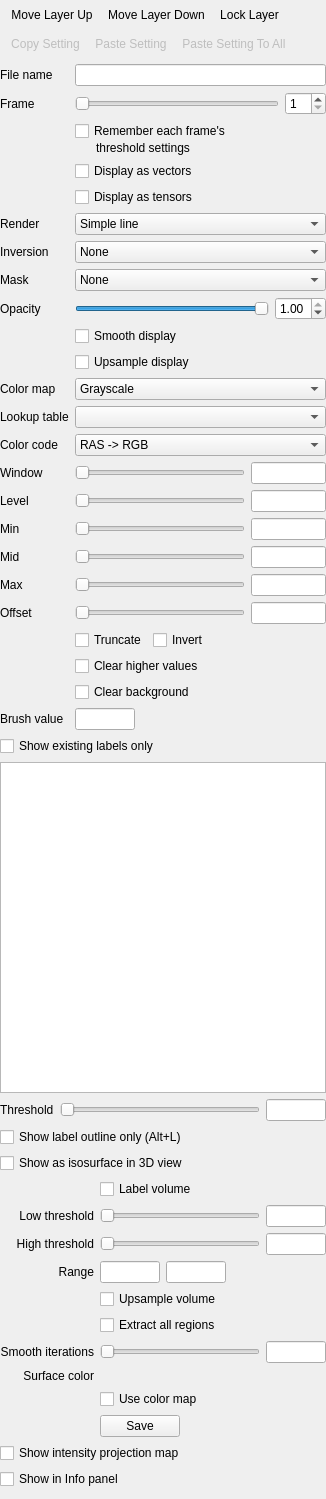
First picture: the form in freeview/PanelVolume.ui, repository freesurfer/freesurfer, before the edit.
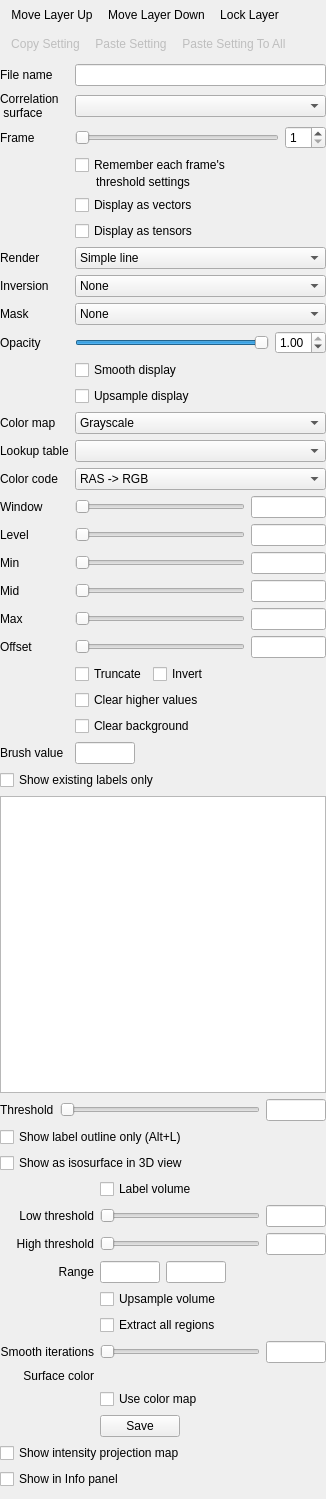
Second picture: the form after the edit. Icons and pictures are not drawn. Custom widgets are drawn as their Qt base class.

Commit message: compute correlation map from surface vertex. handle long text on info panel

Diff of the .ui file:
```diff
--- a/freeview/PanelVolume.ui
+++ b/freeview/PanelVolume.ui
@@ -28,7 +28,7 @@
      <x>0</x>
      <y>0</y>
      <width>311</width>
-     <height>1510</height>
+     <height>1545</height>
     </rect>
    </property>
    <layout class="QVBoxLayout" name="verticalLayout">
@@ -102,14 +102,14 @@
         </property>
        </widget>
       </item>
-      <item row="1" column="0">
+      <item row="2" column="0">
        <widget class="QLabel" name="labelFrame">
         <property name="text">
          <string>Frame</string>
         </property>
        </widget>
       </item>
-      <item row="1" column="1">
+      <item row="2" column="1">
        <layout class="QHBoxLayout" name="horizontalLayout">
         <item>
          <widget class="QSlider" name="sliderFrame">
@@ -130,28 +130,28 @@
         </item>
        </layout>
       </item>
-      <item row="3" column="1">
+      <item row="4" column="1">
        <widget class="QCheckBox" name="checkBoxDisplayVector">
         <property name="text">
          <string>Display as vectors</string>
         </property>
        </widget>
       </item>
-      <item row="4" column="1">
+      <item row="5" column="1">
        <widget class="QCheckBox" name="checkBoxDisplayTensor">
         <property name="text">
          <string>Display as tensors</string>
         </property>
        </widget>
       </item>
-      <item row="5" column="0">
+      <item row="6" column="0">
        <widget class="QLabel" name="labelRenderObject">
         <property name="text">
          <string>Render</string>
         </property>
        </widget>
       </item>
-      <item row="5" column="1">
+      <item row="6" column="1">
        <widget class="QComboBox" name="comboBoxRenderObject">
         <item>
          <property name="text">
@@ -165,14 +165,14 @@
         </item>
        </widget>
       </item>
-      <item row="6" column="0">
+      <item row="7" column="0">
        <widget class="QLabel" name="labelInversion">
         <property name="text">
          <string>Inversion</string>
         </property>
        </widget>
       </item>
-      <item row="6" column="1">
+      <item row="7" column="1">
        <widget class="QComboBox" name="comboBoxInversion">
         <item>
          <property name="text">
@@ -196,14 +196,14 @@
         </item>
        </widget>
       </item>
-      <item row="7" column="0">
+      <item row="8" column="0">
        <widget class="QLabel" name="labelMask">
         <property name="text">
          <string>Mask</string>
         </property>
        </widget>
       </item>
-      <item row="7" column="1">
+      <item row="8" column="1">
        <widget class="QComboBox" name="comboBoxMask">
         <item>
          <property name="text">
@@ -212,14 +212,14 @@
         </item>
        </widget>
       </item>
-      <item row="8" column="0">
+      <item row="9" column="0">
        <widget class="QLabel" name="labelOpacity">
         <property name="text">
          <string>Opacity</string>
         </property>
        </widget>
       </item>
-      <item row="8" column="1">
+      <item row="9" column="1">
        <layout class="QHBoxLayout" name="horizontalLayout_2">
         <item>
          <widget class="QSlider" name="sliderOpacity">
@@ -249,28 +249,28 @@
         </item>
        </layout>
       </item>
-      <item row="9" column="1">
+      <item row="10" column="1">
        <widget class="QCheckBox" name="checkBoxSmooth">
         <property name="text">
          <string>Smooth display</string>
         </property>
        </widget>
       </item>
-      <item row="10" column="1">
+      <item row="11" column="1">
        <widget class="QCheckBox" name="checkBoxUpsample">
         <property name="text">
          <string>Upsample display</string>
         </property>
        </widget>
       </item>
-      <item row="11" column="0">
+      <item row="12" column="0">
        <widget class="QLabel" name="labelColorMap">
         <property name="text">
          <string>Color map</string>
         </property>
        </widget>
       </item>
-      <item row="11" column="1">
+      <item row="12" column="1">
        <widget class="QComboBox" name="comboBoxColorMap">
         <item>
          <property name="text">
@@ -304,24 +304,24 @@
         </item>
        </widget>
       </item>
-      <item row="12" column="0">
+      <item row="13" column="0">
        <widget class="QLabel" name="labelLookUpTable">
         <property name="text">
          <string>Lookup table</string>
         </property>
        </widget>
       </item>
-      <item row="12" column="1">
+      <item row="13" column="1">
        <widget class="QComboBox" name="comboBoxLookUpTable"/>
       </item>
-      <item row="13" column="0">
+      <item row="14" column="0">
        <widget class="QLabel" name="labelDirectionCode">
         <property name="text">
          <string>Color code</string>
         </property>
        </widget>
       </item>
-      <item row="13" column="1">
+      <item row="14" column="1">
        <widget class="QComboBox" name="comboBoxDirectionCode">
         <item>
          <property name="text">
@@ -355,14 +355,14 @@
         </item>
        </widget>
       </item>
-      <item row="14" column="0">
+      <item row="15" column="0">
        <widget class="QLabel" name="labelWindow">
         <property name="text">
          <string>Window</string>
         </property>
        </widget>
       </item>
-      <item row="14" column="1">
+      <item row="15" column="1">
        <layout class="QHBoxLayout" name="horizontalLayout_6">
         <item>
          <widget class="QSlider" name="sliderWindow">
@@ -392,14 +392,14 @@
         </item>
        </layout>
       </item>
-      <item row="15" column="0">
+      <item row="16" column="0">
        <widget class="QLabel" name="labelLevel">
         <property name="text">
          <string>Level</string>
         </property>
        </widget>
       </item>
-      <item row="15" column="1">
+      <item row="16" column="1">
        <layout class="QHBoxLayout" name="horizontalLayout_10">
         <item>
          <widget class="QSlider" name="sliderLevel">
@@ -429,14 +429,14 @@
         </item>
        </layout>
       </item>
-      <item row="16" column="0">
+      <item row="17" column="0">
        <widget class="QLabel" name="labelMin">
         <property name="text">
          <string>Min</string>
         </property>
        </widget>
       </item>
-      <item row="16" column="1">
+      <item row="17" column="1">
        <layout class="QHBoxLayout" name="horizontalLayout_9">
         <item>
          <widget class="QSlider" name="sliderMin">
@@ -466,14 +466,14 @@
         </item>
        </layout>
       </item>
-      <item row="17" column="0">
+      <item row="18" column="0">
        <widget class="QLabel" name="labelMid">
         <property name="text">
          <string>Mid</string>
         </property>
        </widget>
       </item>
-      <item row="17" column="1">
+      <item row="18" column="1">
        <layout class="QHBoxLayout" name="horizontalLayout_7">
         <item>
          <widget class="QSlider" name="sliderMid">
@@ -503,7 +503,7 @@
         </item>
        </layout>
       </item>
-      <item row="18" column="1">
+      <item row="19" column="1">
        <layout class="QHBoxLayout" name="horizontalLayout_11">
         <item>
          <widget class="QSlider" name="sliderMax">
@@ -533,14 +533,14 @@
         </item>
        </layout>
       </item>
-      <item row="19" column="0">
+      <item row="20" column="0">
        <widget class="QLabel" name="labelOffset">
         <property name="text">
          <string>Offset</string>
         </property>
        </widget>
       </item>
-      <item row="19" column="1">
+      <item row="20" column="1">
        <layout class="QHBoxLayout" name="horizontalLayout_14">
         <item>
          <widget class="QSlider" name="sliderOffset">
@@ -570,7 +570,7 @@
         </item>
        </layout>
       </item>
-      <item row="20" column="1">
+      <item row="21" column="1">
        <layout class="QGridLayout" name="gridLayout">
         <item row="0" column="0">
          <widget class="QCheckBox" name="checkBoxTruncate">
@@ -615,14 +615,14 @@
         </item>
        </layout>
       </item>
-      <item row="21" column="0">
+      <item row="22" column="0">
        <widget class="QLabel" name="labelBrushValue">
         <property name="text">
          <string>Brush value</string>
         </property>
        </widget>
       </item>
-      <item row="21" column="1">
+      <item row="22" column="1">
        <layout class="QHBoxLayout" name="horizontalLayout_17">
         <item>
          <widget class="QLineEdit" name="lineEditBrushValue">
@@ -671,14 +671,14 @@
         </item>
        </layout>
       </item>
-      <item row="18" column="0">
+      <item row="19" column="0">
        <widget class="QLabel" name="labelMax">
         <property name="text">
          <string>Max</string>
         </property>
        </widget>
       </item>
-      <item row="2" column="1">
+      <item row="3" column="1">
        <layout class="QVBoxLayout" name="verticalLayout_2">
         <property name="spacing">
          <number>0</number>
@@ -711,6 +711,17 @@
         </item>
        </layout>
       </item>
+      <item row="1" column="0">
+       <widget class="QLabel" name="labelCorrelationSurface">
+        <property name="text">
+         <string>Correlation
+ surface</string>
+        </property>
+       </widget>
+      </item>
+      <item row="1" column="1">
+       <widget class="QComboBox" name="comboBoxCorrelationSurface"/>
+      </item>
      </layout>
     </item>
     <item>
```
Left out of the diff: 175 changed lines with no effect on the pictures. The commit also changes 11 other files.
